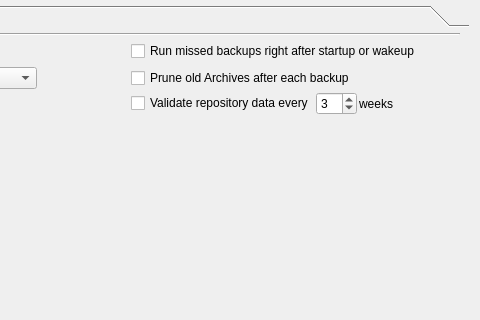
Above: src/vorta/assets/UI/scheduletab.ui from borgbase/vorta before the change; both pictures show x 207 to 687 and y 0 to 320 of the 687 by 507 pixel window. Below: the same form after it.
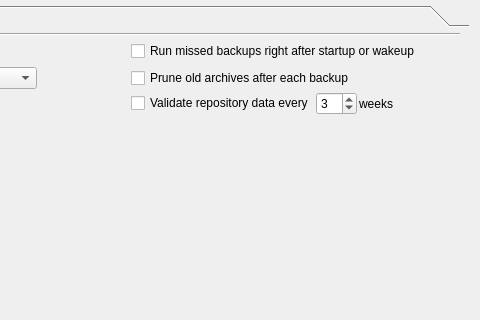
That is the form after the change.

Commit message:
Fix capitalization in schedule tab.
* src/vorta/assets/UI/scheduletab.ui (pruneCheckBox): Replace `Archive` by `archive`.

Diff of the .ui file:
```diff
--- a/src/vorta/assets/UI/scheduletab.ui
+++ b/src/vorta/assets/UI/scheduletab.ui
@@ -21,6 +21,7 @@
     <widget class="QToolBox" name="toolBox">
      <property name="font">
       <font>
+       <weight>50</weight>
        <bold>false</bold>
       </font>
      </property>
@@ -32,12 +33,13 @@
        <rect>
         <x>0</x>
         <y>0</y>
-        <width>663</width>
-        <height>354</height>
+        <width>675</width>
+        <height>368</height>
        </rect>
       </property>
       <property name="font">
        <font>
+        <weight>50</weight>
         <bold>false</bold>
        </font>
       </property>
@@ -222,7 +224,7 @@
            <item>
             <widget class="QCheckBox" name="pruneCheckBox">
              <property name="text">
-              <string>Prune old Archives after each backup</string>
+              <string>Prune old archives after each backup</string>
              </property>
             </widget>
            </item>
```
Left out of the diff: 15 changed lines with no effect on the pictures.
